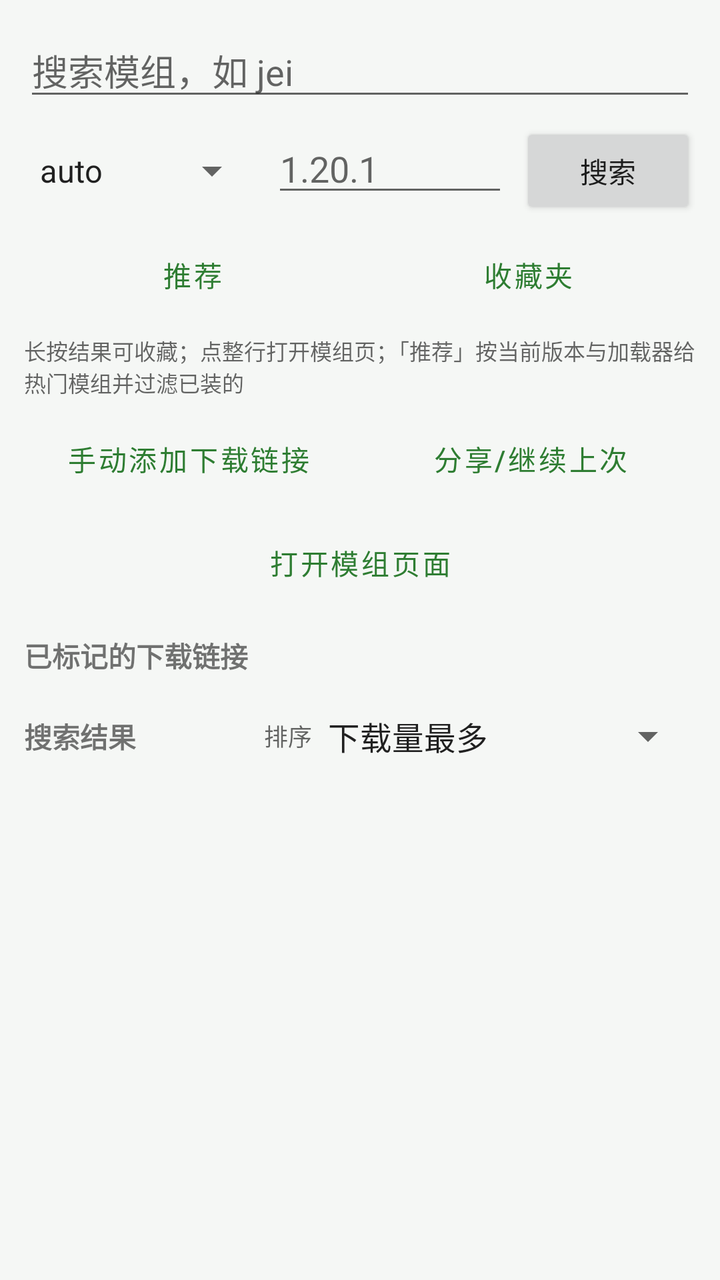
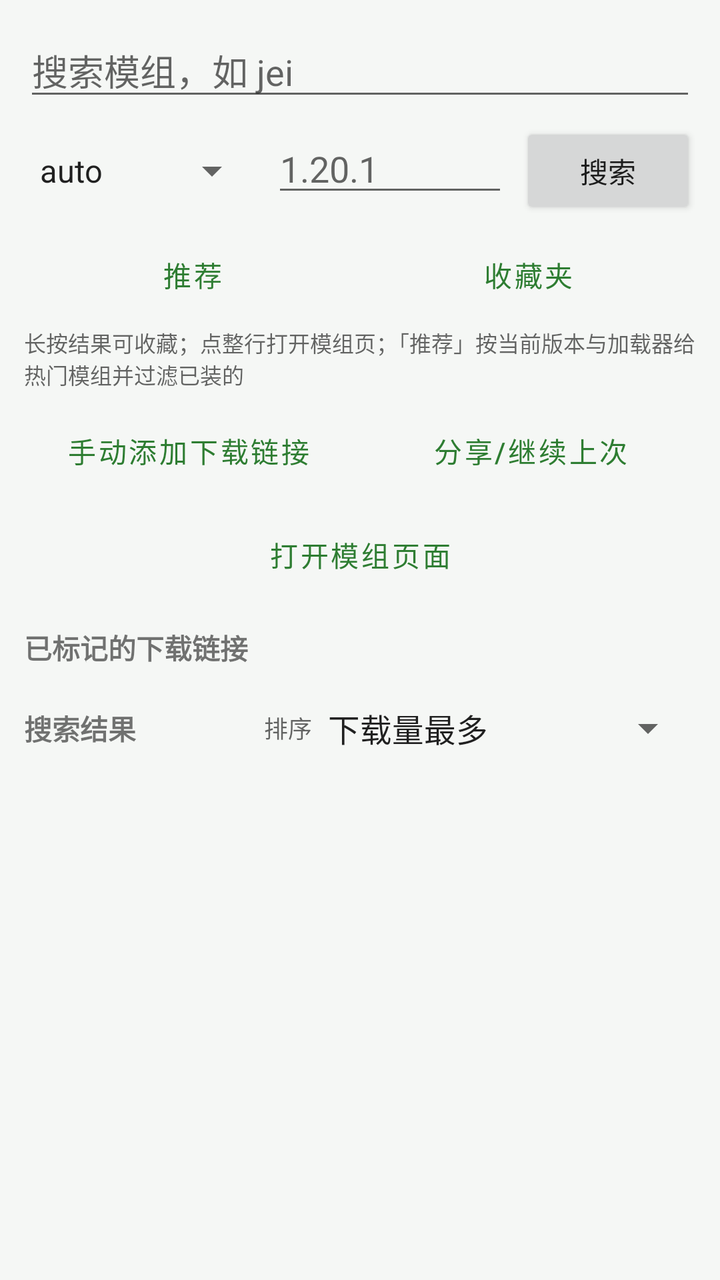

Before-and-after screenshots of an Android layout around one commit, followed by the original layout XML and the change that was made.
<!-- AndroidManifest.xml: application theme Theme.ModMigrator -->
<!-- res/layout/fragment_market.xml -->
<?xml version="1.0" encoding="utf-8"?>
<LinearLayout xmlns:android="http://schemas.android.com/apk/res/android"
    android:layout_width="match_parent"
    android:layout_height="match_parent"
    android:orientation="vertical"
    android:padding="12dp">

    <EditText
        android:id="@+id/etQuery"
        android:layout_width="match_parent"
        android:layout_height="wrap_content"
        android:hint="@string/hint_query"
        android:imeOptions="actionSearch"
        android:inputType="text"
        android:singleLine="true" />

    <LinearLayout
        android:layout_width="match_parent"
        android:layout_height="wrap_content"
        android:layout_marginTop="6dp"
        android:orientation="horizontal">

        <Spinner
            android:id="@+id/spLoader"
            android:layout_width="0dp"
            android:layout_height="wrap_content"
            android:layout_weight="1"
            android:entries="@array/loaders" />

        <EditText
            android:id="@+id/etVersion"
            android:layout_width="0dp"
            android:layout_height="wrap_content"
            android:layout_marginStart="6dp"
            android:layout_weight="1"
            android:hint="1.20.1"
            android:inputType="text"
            android:singleLine="true" />

        <Button
            android:id="@+id/btnSearch"
            android:layout_width="wrap_content"
            android:layout_height="wrap_content"
            android:layout_marginStart="6dp"
            android:text="@string/btn_search" />
    </LinearLayout>

    <LinearLayout
        android:layout_width="match_parent"
        android:layout_height="wrap_content"
        android:layout_marginTop="4dp"
        android:orientation="horizontal">

        <Button
            android:id="@+id/btnRecommend"
            style="@style/AppButtonOutlined"
            android:layout_width="0dp"
            android:layout_height="wrap_content"
            android:layout_weight="1"
            android:text="@string/btn_recommend" />

        <Button
            android:id="@+id/btnFavorites"
            style="@style/AppButtonOutlined"
            android:layout_width="0dp"
            android:layout_height="wrap_content"
            android:layout_weight="1"
            android:text="@string/btn_favorites" />
    </LinearLayout>

    <HorizontalScrollView
        android:id="@+id/hotScroll"
        android:layout_width="match_parent"
        android:layout_height="wrap_content"
        android:layout_marginTop="4dp"
        android:scrollbars="none">

        <LinearLayout
            android:id="@+id/hotBox"
            android:layout_width="wrap_content"
            android:layout_height="wrap_content"
            android:orientation="horizontal" />
    </HorizontalScrollView>

    <TextView
        android:layout_width="match_parent"
        android:layout_height="wrap_content"
        android:paddingTop="2dp"
        android:text="@string/market_tips"
        android:textColor="@color/textSecondary"
        android:textSize="11sp" />

    <LinearLayout
        android:layout_width="match_parent"
        android:layout_height="wrap_content"
        android:layout_marginTop="6dp"
        android:orientation="horizontal">

        <Button
            android:id="@+id/btnAddLink"
            style="@style/AppButtonOutlined"
            android:layout_width="0dp"
            android:layout_height="wrap_content"
            android:layout_weight="1"
            android:text="@string/btn_add_link" />

        <Button
            android:id="@+id/btnShare"
            style="@style/AppButtonOutlined"
            android:layout_width="0dp"
            android:layout_height="wrap_content"
            android:layout_marginStart="6dp"
            android:layout_weight="1"
            android:text="@string/btn_share_position" />
    </LinearLayout>

    <Button
        android:id="@+id/btnOpenPage"
        style="@style/AppButtonOutlined"
        android:layout_width="match_parent"
        android:layout_height="wrap_content"
        android:layout_marginTop="4dp"
        android:text="@string/btn_open_page" />

    <TextView
        android:layout_width="wrap_content"
        android:layout_height="wrap_content"
        android:layout_marginTop="12dp"
        android:text="@string/marked_links"
        android:textStyle="bold" />

    <androidx.recyclerview.widget.RecyclerView
        android:id="@+id/rvLinks"
        android:layout_width="match_parent"
        android:layout_height="wrap_content"
        android:layout_marginBottom="8dp"
        android:overScrollMode="never" />

    <LinearLayout
        android:layout_width="match_parent"
        android:layout_height="wrap_content"
        android:layout_marginTop="10dp"
        android:gravity="center_vertical"
        android:orientation="horizontal">

        <TextView
            android:id="@+id/tvListTitle"
            android:layout_width="0dp"
            android:layout_height="wrap_content"
            android:layout_weight="1"
            android:text="@string/search_results"
            android:textStyle="bold" />

        <TextView
            android:layout_width="wrap_content"
            android:layout_height="wrap_content"
            android:text="@string/label_sort"
            android:textColor="@color/textSecondary"
            android:textSize="12sp" />

        <Spinner
            android:id="@+id/spSort"
            android:layout_width="wrap_content"
            android:layout_height="wrap_content"
            android:entries="@array/sort_modes" />
    </LinearLayout>

    <androidx.recyclerview.widget.RecyclerView
        android:id="@+id/rvMods"
        android:layout_width="match_parent"
        android:layout_height="0dp"
        android:layout_weight="1" />
</LinearLayout>
<!-- resources referenced by this layout -->
<resources>
  <string-array name="loaders">
          <item>auto</item>
          <item>fabric</item>
          <item>forge</item>
          <item>neoforge</item>
          <item>quilt</item>
      </string-array>
  <string-array name="sort_modes">
          <item>下载量最多</item>
          <item>最近更新</item>
          <item>名称 A-Z</item>
          <item>相关度（原顺序）</item>
      </string-array>
  <color name="textSecondary">#99000000</color>
  <string name="btn_add_link">手动添加下载链接</string>
  <string name="btn_favorites">收藏夹</string>
  <string name="btn_open_page">打开模组页面</string>
  <string name="btn_recommend">推荐</string>
  <string name="btn_search">搜索</string>
  <string name="btn_share_position">分享/继续上次</string>
  <string name="hint_query">搜索模组，如 jei</string>
  <string name="label_sort">排序</string>
  <string name="marked_links">已标记的下载链接</string>
  <string name="market_tips">长按结果可收藏；点整行打开模组页；「推荐」按当前版本与加载器给热门模组并过滤已装的</string>
  <string name="search_results">搜索结果</string>
  <style name="AppButtonOutlined" parent="Widget.MaterialComponents.Button.OutlinedButton">
          <item name="strokeColor">?attr/colorPrimary</item>
          <item name="android:textColor">?attr/colorPrimary</item>
          <item name="iconTint">?attr/colorPrimary</item>
          <item name="rippleColor">?attr/colorPrimary</item>
      </style>
  <style name="Theme.ModMigrator" parent="Theme.MaterialComponents.DayNight.NoActionBar">
          <item name="colorPrimary">@color/primary</item>
          <item name="colorPrimaryDark">@color/primaryDark</item>
          <item name="colorAccent">@color/accent</item>
          <item name="android:windowBackground">@color/bg</item>
          <item name="android:statusBarColor">@color/primaryDark</item>
          <item name="preferenceTheme">@style/PreferenceThemeOverlay</item>
      </style>
  <color name="primary">#FF2E7D32</color>
  <color name="primaryDark">#FF1B5E20</color>
  <color name="accent">#FF66BB6A</color>
  <color name="bg">#FFF5F7F5</color>
</resources>

<!-- the commit's change to res/layout/fragment_market.xml (unified diff, before → after) -->
@@ -67,20 +67,6 @@
             android:layout_weight="1"
             android:text="@string/btn_favorites" />
     </LinearLayout>
-
-    <HorizontalScrollView
-        android:id="@+id/hotScroll"
-        android:layout_width="match_parent"
-        android:layout_height="wrap_content"
-        android:layout_marginTop="4dp"
-        android:scrollbars="none">
-
-        <LinearLayout
-            android:id="@+id/hotBox"
-            android:layout_width="wrap_content"
-            android:layout_height="wrap_content"
-            android:orientation="horizontal" />
-    </HorizontalScrollView>
 
     <TextView
         android:layout_width="match_parent"
